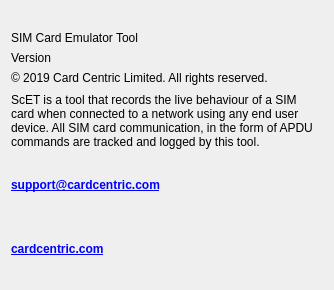
Above: ScET/Widgets/AboutDialog.ui from mourke/SIM-Card-Emulator-Tool before the change. Below: the same form after it.
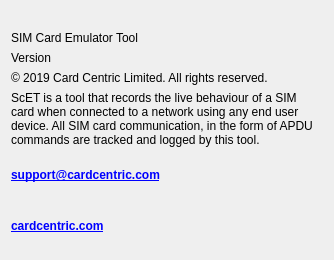
That is the form after the change. Icons and pictures are not drawn.

Diff of the .ui file:
```diff
--- a/ScET/Widgets/AboutDialog.ui
+++ b/ScET/Widgets/AboutDialog.ui
@@ -7,7 +7,7 @@
     <x>0</x>
     <y>0</y>
     <width>334</width>
-    <height>290</height>
+    <height>260</height>
    </rect>
   </property>
   <property name="sizePolicy">
@@ -19,13 +19,13 @@
   <property name="minimumSize">
    <size>
     <width>334</width>
-    <height>290</height>
+    <height>260</height>
    </size>
   </property>
   <property name="maximumSize">
    <size>
     <width>334</width>
-    <height>290</height>
+    <height>260</height>
    </size>
   </property>
   <property name="windowTitle">
```
